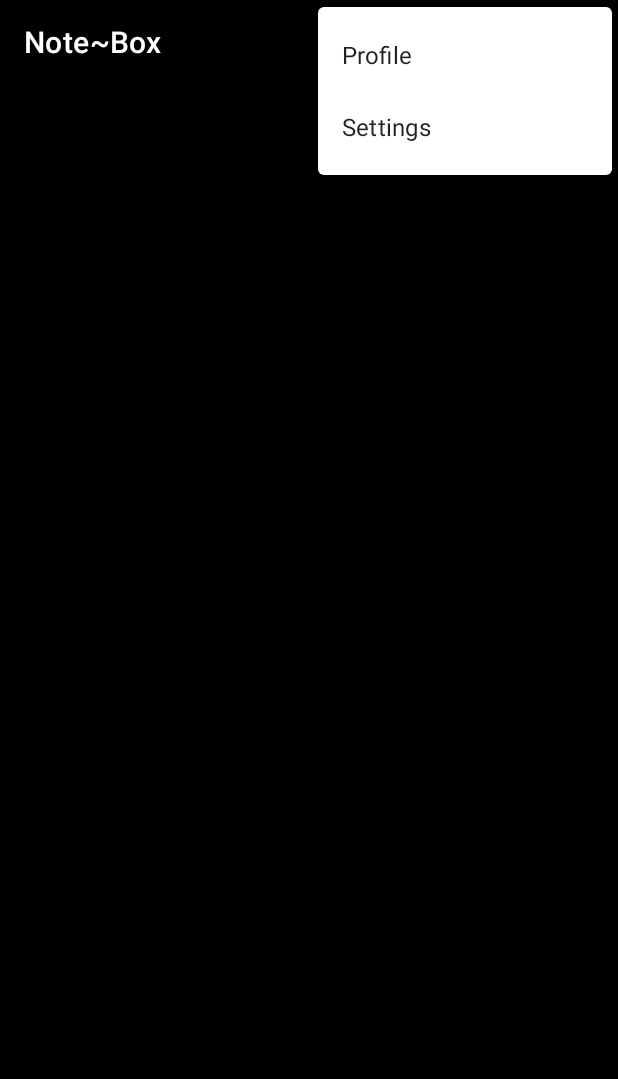
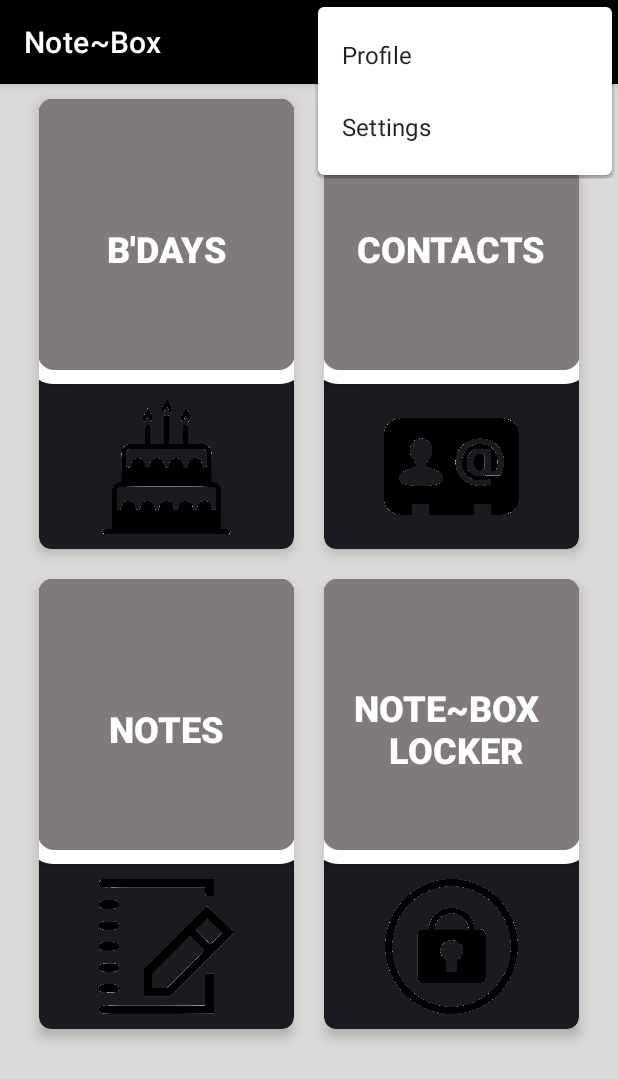
Before and after one commit to ABRAHAM-1998/NoteBox, an Android app: the screen it shows after launch once a user with an empty profile is signed in (MainActivity), with the options menu open, on a phone screen of 412 x 824 dp. Shown: the top 1079 px of the screen. Run offline under Robolectric (Android 15) with nearby library versions, the phone set to English and light mode, and no system bars; our stand-ins replace Firebase (no records; nobody signed in at launch, a user with empty details on screens opened directly).

Commit message:
log pot aand may kmorekjhkh badsdisaugd

```diff
--- a/app/src/main/java/com/twentytwo/notebox/Activities/MainActivity.kt
+++ b/app/src/main/java/com/twentytwo/notebox/Activities/MainActivity.kt
@@ -11,10 +11,15 @@ import android.view.WindowInsets
 import android.view.WindowManager
 import android.widget.Toast
 import androidx.appcompat.app.AppCompatActivity
+import androidx.recyclerview.widget.GridLayoutManager
+import androidx.recyclerview.widget.LinearLayoutManager
+import androidx.recyclerview.widget.RecyclerView
 import com.google.firebase.auth.FirebaseAuth
 import com.google.firebase.auth.FirebaseUser
 import com.google.firebase.auth.UserProfileChangeRequest
 import com.google.firebase.ktx.Firebase
+import com.twentytwo.notebox.Adapters.Main_Adapter_cycle
+import com.twentytwo.notebox.Models.recycler_mainDataClass
 import com.twentytwo.notebox.R
 import kotlinx.android.synthetic.main.activity_login.*
 
@@ -22,6 +27,12 @@ class MainActivity : AppCompatActivity() {
 
 
     private lateinit var auth: FirebaseAuth
+    //================
+    private var reccyclerViewMain: RecyclerView? = null
+    private var charItem: ArrayList<recycler_mainDataClass>? = null
+    private var gridLayoutManager: GridLayoutManager? = null
+    private var alphaAdapters: Main_Adapter_cycle? = null
+    ///////////////////////
 
     override fun onCreate(savedInstanceState: Bundle?) {
         super.onCreate(savedInstanceState)
@@ -40,7 +51,30 @@ class MainActivity : AppCompatActivity() {
             )
         }
         //==============================================================================
+        //============================R=R=EC=Y=C=L=E=R===V=I=E=W=====================
+       reccyclerViewMain  = findViewById(R.id.main_recyclerView)
+        gridLayoutManager =
+            GridLayoutManager(applicationContext, 2, LinearLayoutManager.VERTICAL, false)
+        reccyclerViewMain?.layoutManager = gridLayoutManager
+        reccyclerViewMain?.setHasFixedSize(true)
+
+        charItem = ArrayList()
+        charItem = setAlphas()
+        alphaAdapters = Main_Adapter_cycle(applicationContext, charItem!!)
+        reccyclerViewMain?.adapter = alphaAdapters
+
     }
+
+    private fun setAlphas(): ArrayList<recycler_mainDataClass>? {
+        var arrayList: ArrayList<recycler_mainDataClass> = ArrayList()
+        arrayList.add(recycler_mainDataClass("B'DAYS",R.drawable.bday))
+        arrayList.add(recycler_mainDataClass("CONTACTS",R.drawable.contacts))
+        arrayList.add(recycler_mainDataClass("NOTES",R.drawable.notes))
+        arrayList.add(recycler_mainDataClass("NOTE~BOX \n LOCKER",R.drawable.locker))
+
+        return  arrayList
+    }
+
     //===============================M=E=N=U============================
     override fun onCreateOptionsMenu(menu: Menu?): Boolean {
         menuInflater.inflate(R.menu.main_menu, menu)
--- /dev/null
+++ b/app/src/main/java/com/twentytwo/notebox/Adapters/Main_Adapter_cycle.kt
@@ -0,0 +1,41 @@
+package com.twentytwo.notebox.Adapters
+
+import android.content.Context
+import android.view.LayoutInflater
+import android.view.View
+import android.view.ViewGroup
+import android.widget.ImageView
+import android.widget.TextView
+import androidx.recyclerview.widget.RecyclerView
+import com.twentytwo.notebox.Models.recycler_mainDataClass
+import com.twentytwo.notebox.R
+
+class Main_Adapter_cycle(
+    private val contex: Context,
+    private val main_data_list: ArrayList<recycler_mainDataClass>
+) : RecyclerView.Adapter<Main_Adapter_cycle.ViewHolder>() {
+
+    class ViewHolder(itemView: View) : RecyclerView.ViewHolder(itemView) {
+        var titles = itemView.findViewById<TextView>(R.id.main_rec_btn)
+        var main_rec_img = itemView.findViewById<ImageView>(R.id.main_rec_logo)
+
+
+    }
+
+    override fun onCreateViewHolder(
+        parent: ViewGroup,
+        viewType: Int
+    ): ViewHolder {
+        return ViewHolder(LayoutInflater.from(contex).inflate(R.layout.main_recycler_item,parent,false))
+    }
+
+    override fun onBindViewHolder(holder: ViewHolder, position: Int) {
+        val maindata : recycler_mainDataClass = main_data_list.get(position)
+        holder.titles.text = maindata.title_item
+        holder.main_rec_img.setImageResource(maindata.icons!!)
+    }
+
+    override fun getItemCount(): Int {
+        return  main_data_list.size
+    }
+}
--- /dev/null
+++ b/app/src/main/java/com/twentytwo/notebox/Models/recycler_mainDataClass.kt
@@ -0,0 +1,5 @@
+package com.twentytwo.notebox.Models
+
+import android.media.Image
+
+class recycler_mainDataClass (var title_item: String?,var icons: Int?)
--- /dev/null
+++ b/app/src/main/res/drawable/dash_card_view_design.xml
@@ -0,0 +1,28 @@
+<?xml version="1.0" encoding="utf-8"?>
+<selector xmlns:android="http://schemas.android.com/apk/res/android">
+    <item android:state_pressed="true"><layer-list>
+        <item android:bottom="10dp" android:top="-10dp" android:left="-10dp" android:right="-10dp"><shape>
+            <gradient android:angle="270" android:endColor="#8E24AA" android:startColor="#A0F3062B" />
+
+            <stroke android:width="9dp" android:color="#B207DF" />
+
+            <corners android:radius="5dp" />
+
+            <padding android:bottom="10dp" android:left="10dp" android:right="10dp" android:top="10dp" />
+        </shape></item>
+    </layer-list></item>
+    <item android:state_enabled="true"><layer-list>
+        <item android:bottom="10dp" android:left="-10dp" android:top="-10dp" android:right="-10dp">
+            <shape android:shape="rectangle"
+                android:thickness="0dp">
+                <gradient android:angle="270" android:endColor="#D7C4DC" android:startColor="#A073595D" />
+                <stroke
+                    android:width="9dp"
+                    android:color="@color/white" />
+                <corners android:radius="15dp" />
+                <solid android:color="#817A7A" />
+            </shape>
+        </item>
+    </layer-list></item>
+
+</selector>
--- a/app/src/main/res/layout/activity_main.xml
+++ b/app/src/main/res/layout/activity_main.xml
@@ -1,17 +1,18 @@
 <?xml version = "1.0" encoding = "utf-8"?>
 <RelativeLayout xmlns:android="http://schemas.android.com/apk/res/android"
-    xmlns:app="http://schemas.android.com/apk/res-auto"
     xmlns:tools="http://schemas.android.com/tools"
     android:layout_width="match_parent"
     android:layout_height="match_parent"
-    android:background="@color/black"
+    android:background="#DCD9D9"
     android:paddingLeft="@dimen/activity_horizontal_margin"
-    android:paddingTop="@dimen/activity_vertical_margin"
     android:paddingRight="@dimen/activity_horizontal_margin"
     android:paddingBottom="@dimen/activity_vertical_margin"
     tools:context=".Activities.MainActivity">
 
 
-
+    <androidx.recyclerview.widget.RecyclerView
+        android:id="@+id/main_recyclerView"
+        android:layout_width="match_parent"
+        android:layout_height="match_parent" />
 
 </RelativeLayout>
--- /dev/null
+++ b/app/src/main/res/layout/main_recycler_item.xml
@@ -0,0 +1,41 @@
+<?xml version="1.0" encoding="utf-8"?>
+<androidx.cardview.widget.CardView xmlns:android="http://schemas.android.com/apk/res/android"
+    android:layout_width="match_parent"
+    xmlns:app="http://schemas.android.com/apk/res-auto"
+    android:layout_margin="10dp"
+    app:cardCornerRadius="8dp"
+    app:cardElevation="5dp"
+    android:forceDarkAllowed="false"
+    android:background="@drawable/dash_card_view_design"
+    android:layout_height="wrap_content">
+
+
+    <RelativeLayout
+        android:layout_width="match_parent"
+        android:layout_height="300dp">
+
+        <Button
+            android:id="@+id/main_rec_btn"
+            android:layout_width="match_parent"
+            android:layout_height="200dp"
+            android:background="@drawable/dash_card_view_design"
+            android:forceDarkAllowed="false"
+            android:textAlignment="center"
+            android:textColor="@color/white"
+            android:textSize="24dp"
+            android:textStyle="bold" />
+
+        <ImageView
+            android:id="@+id/main_rec_logo"
+            android:layout_width="90dp"
+            android:forceDarkAllowed="false"
+            android:layout_marginBottom="10dp"
+            android:layout_height="90dp"
+            android:layout_alignParentBottom="true"
+            android:layout_centerHorizontal="true"
+            app:srcCompat="@drawable/ic_baseline_fingerprint_24" />
+
+
+    </RelativeLayout>
+
+</androidx.cardview.widget.CardView>
```
Also changed, not shown: app/src/main/res/drawable/bday.png (added), app/src/main/res/drawable/contacts.png (added), app/src/main/res/drawable/locker.png (added), app/src/main/res/drawable/notes.png (added).
